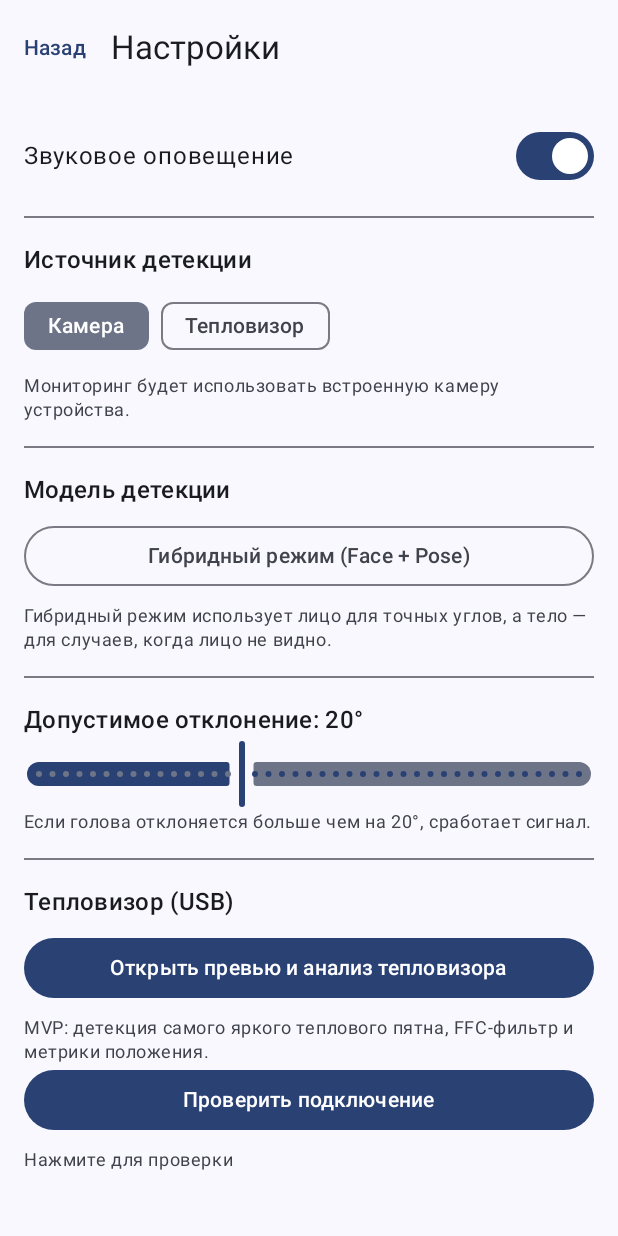
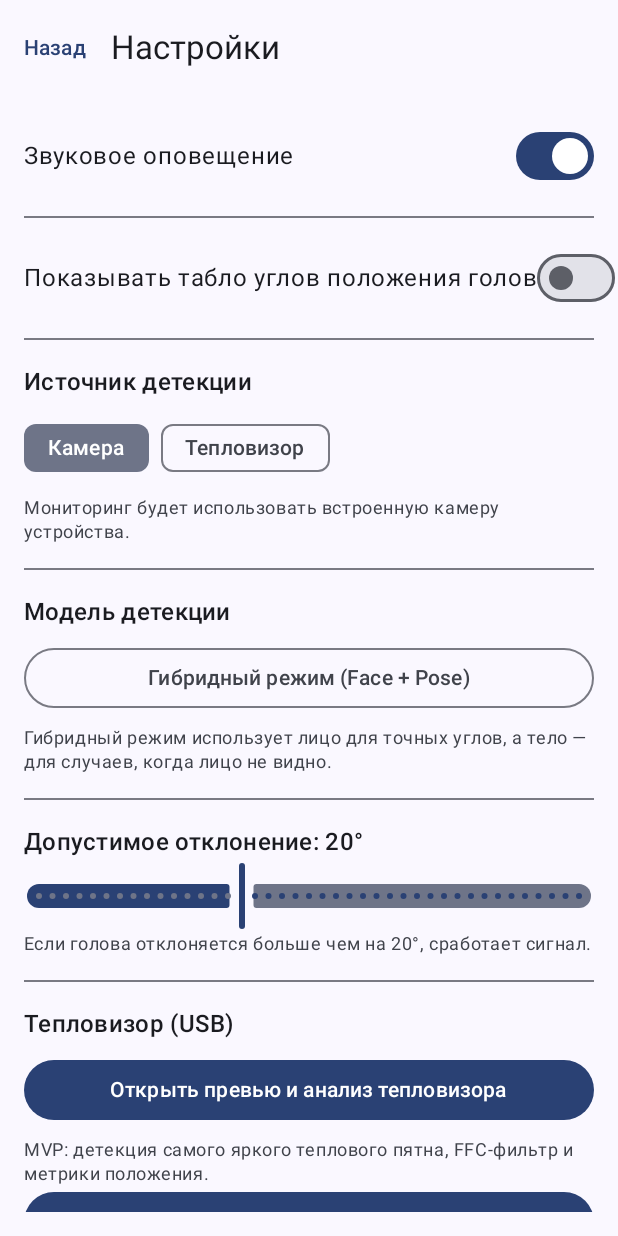
Before and after one commit to tganeev/HeadMon, an Android app built with Jetpack Compose: the composable SettingsScreen shown on its own in the app's theme, on a phone screen of 412 x 824 dp. Run offline under Robolectric (Android 15) with nearby library versions, the phone set to English and light mode, and no system bars.

Commit message:
ДОбавлена возможность отключать отображение координат в режиме мониторинга

```diff
--- a/app/src/main/java/com/headmon/app/ui/MonitoringScreen.kt
+++ b/app/src/main/java/com/headmon/app/ui/MonitoringScreen.kt
@@ -69,6 +69,7 @@ fun MonitoringScreen(
     val soundEnabled by remember { mutableStateOf(prefs.getBoolean("sound_enabled", true)) }
     val detectionMode by remember { mutableStateOf(prefs.getString("detection_mode", "BOTH") ?: "BOTH") }
     val inputSource by remember { mutableStateOf(prefs.getString("input_source", "CAMERA") ?: "CAMERA") }
+    val showPoseCard by remember { mutableStateOf(prefs.getBoolean("show_pose_card", false)) }
     // Читаем порог из настроек (по умолчанию 20)
     val deviationThreshold by remember { mutableStateOf(prefs.getFloat("deviation_threshold", 20f)) }
 
@@ -491,6 +492,7 @@ fun MonitoringScreen(
             Box(modifier = Modifier.fillMaxSize().background(if (isDeviated) Color.Red.copy(alpha = 0.3f) else Color.Green.copy(alpha = 0.1f)))
         }
 
+        if (showPoseCard) {
             Card(modifier = Modifier.align(Alignment.TopCenter).padding(16.dp)) {
                 Column(Modifier.padding(12.dp)) {
                     Text("Пациент: $patientName", style = MaterialTheme.typography.titleMedium)
@@ -523,6 +525,7 @@ fun MonitoringScreen(
                             text = if (isDeviated) "ОТКЛОНЕНИЕ!" else "Положение в норме",
                             color = if (isDeviated) Color.Red else Color(0xFF388E3C)
                         )
+                    }
                 }
             }
         }
--- a/app/src/main/java/com/headmon/app/ui/SettingsScreen.kt
+++ b/app/src/main/java/com/headmon/app/ui/SettingsScreen.kt
@@ -22,6 +22,7 @@ fun SettingsScreen(onBack: () -> Unit) {
     val prefs = remember { context.getSharedPreferences("headmon_prefs", Context.MODE_PRIVATE) }
 
     var soundEnabled by remember { mutableStateOf(prefs.getBoolean("sound_enabled", true)) }
+    var showPoseCard by remember { mutableStateOf(prefs.getBoolean("show_pose_card", false)) }
     var detectionMode by remember { mutableStateOf(prefs.getString("detection_mode", "BOTH") ?: "BOTH") }
     var inputSource by remember { mutableStateOf(prefs.getString("input_source", "CAMERA") ?: "CAMERA") }
     var deviationThreshold by remember { mutableStateOf(prefs.getFloat("deviation_threshold", 20f)) }
@@ -61,6 +62,24 @@ fun SettingsScreen(onBack: () -> Unit) {
                     onCheckedChange = {
                         soundEnabled = it
                         prefs.edit().putBoolean("sound_enabled", it).apply()
+                    }
+                )
+            }
+
+            Divider(modifier = Modifier.padding(vertical = 16.dp))
+
+            // --- Секция: Отображение табло углов ---
+            Row(
+                modifier = Modifier.fillMaxWidth(),
+                verticalAlignment = Alignment.CenterVertically,
+                horizontalArrangement = Arrangement.SpaceBetween
+            ) {
+                Text("Показывать табло углов положения головы", style = MaterialTheme.typography.bodyLarge)
+                Switch(
+                    checked = showPoseCard,
+                    onCheckedChange = {
+                        showPoseCard = it
+                        prefs.edit().putBoolean("show_pose_card", it).apply()
                     }
                 )
             }
```
Also changed, not shown: 2 other files. Lines whose indentation alone changed are shown as unchanged.
